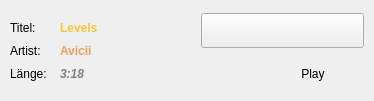
xxmicloxx/GSPlayerQT, file searchmusiclistitem.ui: the form before one commit.
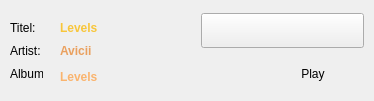
The form after the commit. Icons and pictures are not drawn.

What changed in the file:
```diff
--- a/searchmusiclistitem.ui
+++ b/searchmusiclistitem.ui
@@ -26,11 +26,10 @@
 color: rgb(234, 160, 94);
 }
 
-#lblLength {
+#lblAlbum {
 font: 16px &quot;Arial&quot;;
 font-weight: bold;
-font-style: italic;
-color: rgb(128, 128, 128);
+color: rgb(250, 180, 110);
 }
 
 #cmbAddTo {
@@ -123,32 +122,6 @@
     <string>Avicii</string>
    </property>
   </widget>
-  <widget class="QLabel" name="lblLengthCaption">
-   <property name="geometry">
-    <rect>
-     <x>10</x>
-     <y>66</y>
-     <width>42</width>
-     <height>16</height>
-    </rect>
-   </property>
-   <property name="text">
-    <string>Länge:</string>
-   </property>
-  </widget>
-  <widget class="QLabel" name="lblLength">
-   <property name="geometry">
-    <rect>
-     <x>60</x>
-     <y>66</y>
-     <width>53</width>
-     <height>16</height>
-    </rect>
-   </property>
-   <property name="text">
-    <string>3:18</string>
-   </property>
-  </widget>
   <widget class="QComboBox" name="cmbAddTo">
    <property name="geometry">
     <rect>
@@ -185,6 +158,32 @@
     <string>Play</string>
    </property>
   </widget>
+  <widget class="QLabel" name="lblAlbumCaption">
+   <property name="geometry">
+    <rect>
+     <x>10</x>
+     <y>67</y>
+     <width>33</width>
+     <height>13</height>
+    </rect>
+   </property>
+   <property name="text">
+    <string>Album:</string>
+   </property>
+  </widget>
+  <widget class="QLabel" name="lblAlbum">
+   <property name="geometry">
+    <rect>
+     <x>60</x>
+     <y>67</y>
+     <width>141</width>
+     <height>19</height>
+    </rect>
+   </property>
+   <property name="text">
+    <string>Levels</string>
+   </property>
+  </widget>
   <zorder>lblBackground</zorder>
   <zorder>lblTitleCaption</zorder>
   <zorder>lblTitle</zorder>
```
Left out of the diff: 4 changed lines with no effect on the pictures.
